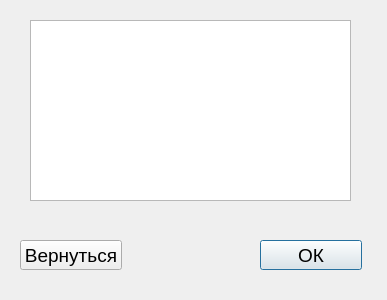
Before: the Qt Designer form layouts/checkOfFullness.ui in RyndychRD/Classifier, drawn with Qt 5.
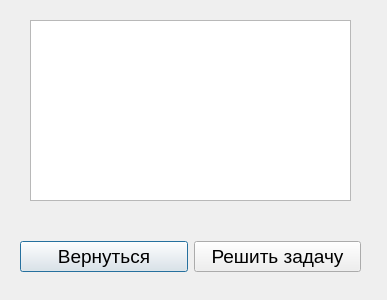
After: the same form once the commit is applied.

The edit to the form file:
```diff
--- a/layouts/checkOfFullness.ui
+++ b/layouts/checkOfFullness.ui
@@ -40,33 +40,18 @@
     </font>
    </property>
   </widget>
-  <widget class="QPushButton" name="button_ok_checkFullness">
-   <property name="geometry">
-    <rect>
-     <x>260</x>
-     <y>240</y>
-     <width>102</width>
-     <height>30</height>
-    </rect>
-   </property>
-   <property name="font">
-    <font>
-     <pointsize>14</pointsize>
-    </font>
-   </property>
-   <property name="text">
-    <string>ОК</string>
-   </property>
-  </widget>
-  <widget class="QPushButton" name="button_goBack_checkFullness">
+  <widget class="QWidget" name="">
    <property name="geometry">
     <rect>
      <x>20</x>
-     <y>240</y>
-     <width>102</width>
-     <height>30</height>
+     <y>241</y>
+     <width>341</width>
+     <height>31</height>
     </rect>
    </property>
+   <layout class="QHBoxLayout" name="horizontalLayout">
+    <item>
+     <widget class="QPushButton" name="button_goBack_checkFullness">
    <property name="font">
     <font>
      <pointsize>14</pointsize>
@@ -75,6 +60,21 @@
    <property name="text">
     <string>Вернуться</string>
    </property>
+     </widget>
+    </item>
+    <item>
+     <widget class="QPushButton" name="button_ok_checkFullness">
+      <property name="font">
+       <font>
+        <pointsize>14</pointsize>
+       </font>
+      </property>
+      <property name="text">
+       <string>Решить задачу</string>
+      </property>
+     </widget>
+    </item>
+   </layout>
   </widget>
  </widget>
  <resources/>
```
Left out of the diff: 2 changed lines with no effect on the pictures. Lines whose indentation alone changed are shown as unchanged.
